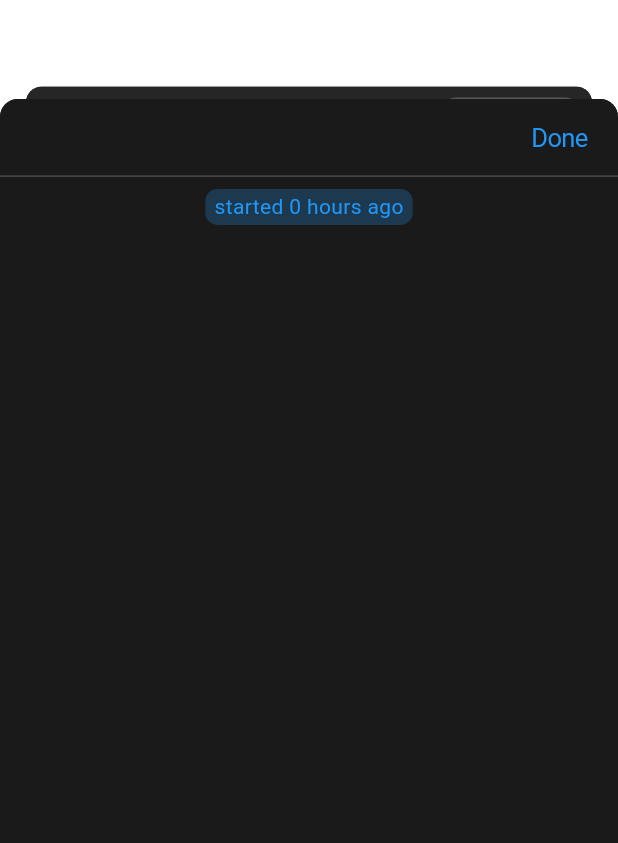
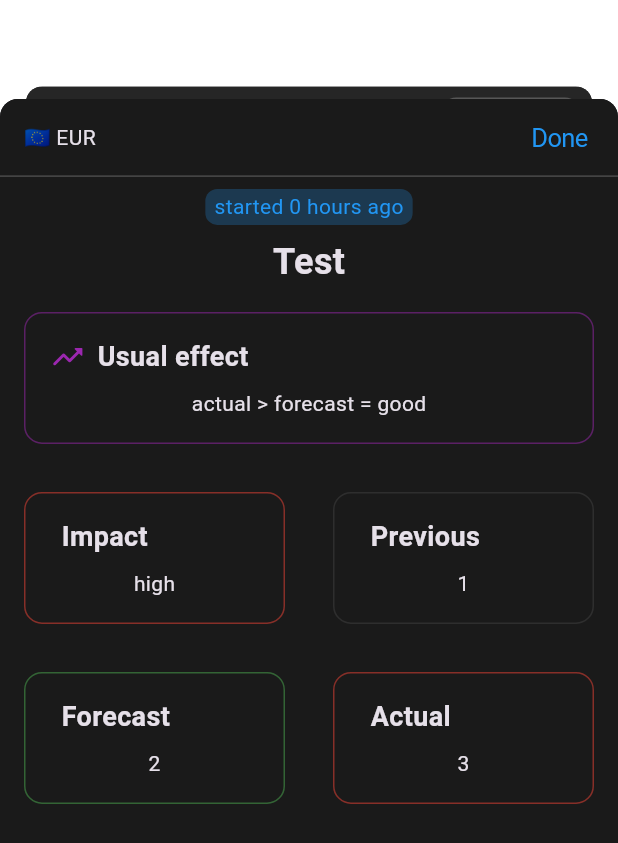
Before and after one commit to yeeet7/marketNews, a Flutter app: the screen it shows after launch, after a tap on an icon or button, on a phone screen of 412 x 824 dp. Shown: the top 843 px of the screen. Run offline on Flutter 3.47's test engine with Material 3 defaults, Android fonts, the light colour scheme and no system bars; missing offline and left inert: beautiful_soup_dart; network calls fail.

Commit message:
newsItemDetails added prevoius, forecast, actual, title, currrency

```diff
--- a/lib/main.dart
+++ b/lib/main.dart
@@ -112,7 +112,7 @@ class _AppState extends State<App> {
 
       bottomNavigationBar: BottomNavigationBar(
         currentIndex: 1,
-        onTap: (index) => todayStreamController.add([NewsItem(id: 1, title: 'Test', impact: Impact.high, timeType: TimeType.time, date: DateTime.now(), currency: Currency.eur, previous: "1", forecast: "2", actual: "3", usualEffect: null)]),
+        onTap: (index) => todayStreamController.add([NewsItem(id: 1, title: 'Test', impact: Impact.high, timeType: TimeType.time, date: DateTime.now(), currency: Currency.eur, previous: "1", forecast: "2", actual: "3", usualEffect: UsualEffect.higherGood)]),
         items: const [
           BottomNavigationBarItem(icon: Icon(Icons.candlestick_chart_sharp), label: 'Market'),
           BottomNavigationBarItem(icon: Icon(Icons.calendar_view_day_rounded), label: 'Calendar'),
--- a/lib/widgets.dart
+++ b/lib/widgets.dart
@@ -13,7 +13,6 @@ class NewsItemListTile extends StatelessWidget {
   Widget build(BuildContext context) {
 
     Color impactColor = newsItem.impact == Impact.high ? Colors.red : newsItem.impact == Impact.medium ? Colors.orange.shade400 : newsItem.impact != null ? Colors.green : Colors.grey[800]!;
-    String currencyFlag = newsItem.currency == Currency.eur ? '🇪🇺' : newsItem.currency == Currency.usd ? '🇺🇸' : newsItem.currency == Currency.gbp ? '🇬🇧' : newsItem.currency == Currency.jpy ? '🇯🇵' : newsItem.currency == Currency.cad ? '🇨🇦' : newsItem.currency == Currency.aud ? '🇦🇺' : '';
 
     return GestureDetector(
       onTap: () => showCupertinoSheet(context: context, pageBuilder: (context) => NewsItemDetailsWidget(newsItem)),
@@ -25,7 +24,7 @@ class NewsItemListTile extends StatelessWidget {
           mainAxisSize: MainAxisSize.max,
           // mainAxisAlignment: MainAxisAlignment.spaceEvenly,
           children: [
-            Flexible(flex: 3, fit: FlexFit.tight, child: Center(child: Text('$currencyFlag ${newsItem.currency.name.toUpperCase()}', style: const TextStyle(fontSize: 16)))),
+            Flexible(flex: 3, fit: FlexFit.tight, child: Center(child: Text('${currencyFlag(newsItem.currency)} ${newsItem.currency.name.toUpperCase()}', style: const TextStyle(fontSize: 16)))),
             Flexible(
               flex: 7,
               fit: FlexFit.tight,
@@ -82,14 +81,22 @@ class NewsItemDetailsWidget extends StatelessWidget {
         color: Theme.of(context).scaffoldBackgroundColor,
         child: Column(
           children: [
+            //* appBar
             Row(
-              mainAxisAlignment: MainAxisAlignment.end,
+              mainAxisAlignment: MainAxisAlignment.spaceBetween,
               children: [
+
+                Padding(
+                  padding: const EdgeInsets.all(16),
+                  child: Text('${currencyFlag(newsItem.currency)} ${newsItem.currency.name.toUpperCase()}'),
+                ),
+
                 CupertinoButton(
                   // minSize: 44,
                   onPressed: () => Navigator.of(context, rootNavigator: true).pop(),
                   child: const Text('Done', style: TextStyle(color: Colors.blue))
                 ),
+
               ],
             ),
             Divider(color: Theme.of(context).colorScheme.primary, height: 0),
@@ -110,7 +117,36 @@ class NewsItemDetailsWidget extends StatelessWidget {
               ),
             ),
 
+            //* title
+            Text(
+              newsItem.title,
+              style: const TextStyle(
+                fontSize: 24,
+                fontWeight: FontWeight.bold,
+              ),
+            ),
+
             if(newsItem.usualEffect != null) Box(title: 'Usual effect', description: Text(newsItem.usualEffect == UsualEffect.higherGood ? 'actual > forecast = good' : 'actual < forecast = good'), icon: Icons.trending_up_rounded, color: Colors.purple),
+
+            if([newsItem.forecast, newsItem.actual, newsItem.previous].any((element) => element != null)) Column(
+              mainAxisAlignment: MainAxisAlignment.spaceEvenly,
+              children: [
+                Row(
+                  mainAxisAlignment: MainAxisAlignment.spaceEvenly,
+                  children: [
+                    Box(title: 'Impact', width: MediaQuery.of(context).size.width / 2 - 16*2, description: Text(newsItem.impact?.name ?? 'N/A'), color: newsItem.impact == Impact.high ? Colors.red : newsItem.impact == Impact.medium ? Colors.orange.shade400 : Colors.grey[800]),
+                    Box(title: 'Previous', width: MediaQuery.of(context).size.width / 2 - 16*2, description: Text(newsItem.previous?.toString() ?? 'N/A'), color: Colors.grey[800]),
+                  ],
+                ),
+                Row(
+                  mainAxisAlignment: MainAxisAlignment.spaceEvenly,
+                  children: [
+                    Box(title: 'Forecast', width: MediaQuery.of(context).size.width / 2 - 16*2, description: Text(newsItem.forecast?.toString() ?? 'N/A'), color: Colors.green),
+                    Box(title: 'Actual', width: MediaQuery.of(context).size.width / 2 - 16*2, description: Text(newsItem.actual?.toString() ?? 'N/A'), color: Colors.red),
+                  ],
+                )
+              ],
+            )
           ],
         ),
       ),
@@ -288,16 +324,18 @@ class DateText extends StatelessWidget {
 }
 
 class Box extends StatelessWidget {
-  const Box({required this.title, required this.description, required this.icon, this.color, super.key});
+  const Box({required this.title, required this.description, this.icon, this.color, this.width, super.key});
 
   final IconData? icon;
   final String title;
   final Widget description;
   final Color? color;
+  final double? width;
 
   @override
   Widget build(BuildContext context) {
     return Container(
+      width: width,
       padding: const EdgeInsets.all(16),
       margin: const EdgeInsets.all(16),
       decoration: BoxDecoration(
@@ -311,7 +349,7 @@ class Box extends StatelessWidget {
         children: [
           Row(
             children: [
-              Icon(icon, color: color ?? Theme.of(context).colorScheme.primary),
+              if(icon != null) Icon(icon, color: color ?? Theme.of(context).colorScheme.primary),
               const SizedBox(width: 8),
               Text(title, style: const TextStyle(fontSize: 18, fontWeight: FontWeight.bold)),
             ],
@@ -420,3 +458,5 @@ Size textToSize(String text, TextStyle? style) {
   )..layout();
   return textPainter.size;
 }
+
+String currencyFlag(currency) => currency == Currency.eur ? '🇪🇺' : currency == Currency.usd ? '🇺🇸' : currency == Currency.gbp ? '🇬🇧' : currency == Currency.jpy ? '🇯🇵' : currency == Currency.cad ? '🇨🇦' : currency == Currency.aud ? '🇦🇺' : '';
```
Also changed, not shown: 4 other files.
